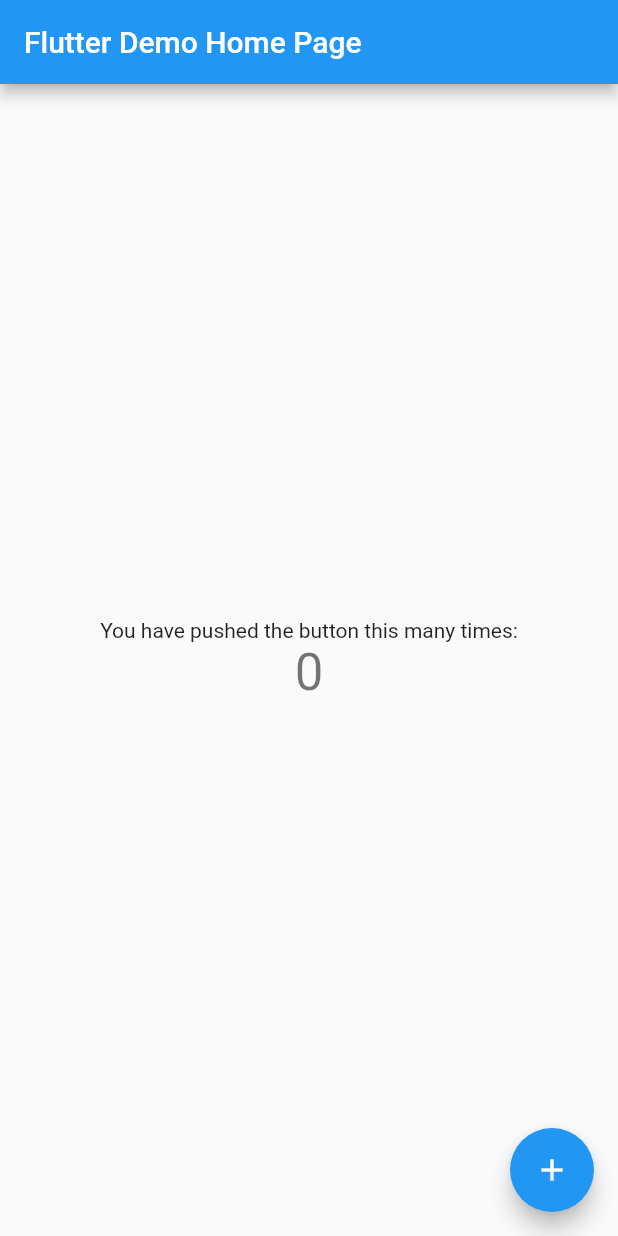
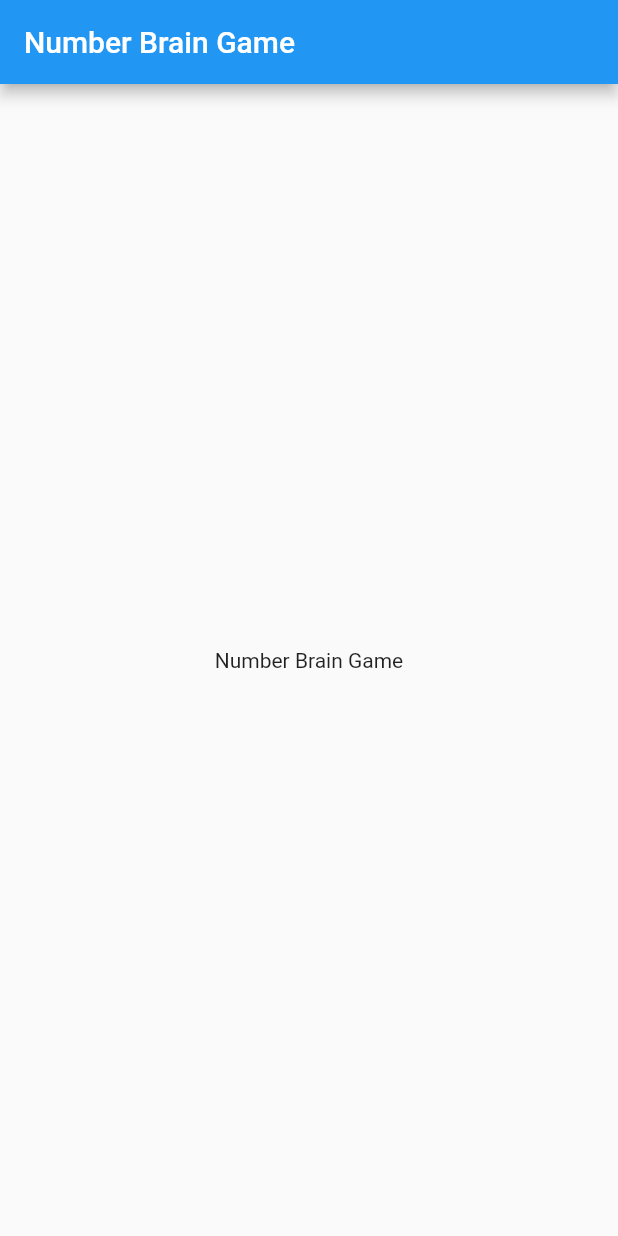
Before and after one commit to Franklin80/number-brain-flutter, a Flutter app: the screen it shows after launch, on a phone screen of 412 x 824 dp. Run offline on Flutter 3.47's test engine with Material 2 defaults, Android fonts, the phone set to English and light mode, and no system bars.

Commit message:
Reduced the app to the minimum

```diff
--- a/lib/main.dart
+++ b/lib/main.dart
@@ -1,117 +1,29 @@
 import 'package:flutter/material.dart';
 
-void main() {
-  runApp(MyApp());
-}
+void main() => runApp(NumberBrainApp());
 
-class MyApp extends StatelessWidget {
-  // This widget is the root of your application.
+class NumberBrainApp extends StatelessWidget {
   @override
   Widget build(BuildContext context) {
     return MaterialApp(
-      title: 'Flutter Demo',
-      theme: ThemeData(
-        // This is the theme of your application.
-        //
-        // Try running your application with "flutter run". You'll see the
-        // application has a blue toolbar. Then, without quitting the app, try
-        // changing the primarySwatch below to Colors.green and then invoke
-        // "hot reload" (press "r" in the console where you ran "flutter run",
-        // or simply save your changes to "hot reload" in a Flutter IDE).
-        // Notice that the counter didn't reset back to zero; the application
-        // is not restarted.
-        primarySwatch: Colors.blue,
-        // This makes the visual density adapt to the platform that you run
-        // the app on. For desktop platforms, the controls will be smaller and
-        // closer together (more dense) than on mobile platforms.
-        visualDensity: VisualDensity.adaptivePlatformDensity,
-      ),
-      home: MyHomePage(title: 'Flutter Demo Home Page'),
+      title: 'NumberBrain',
+      home: StartPage(),
     );
   }
 }
 
-class MyHomePage extends StatefulWidget {
-  MyHomePage({Key key, this.title}) : super(key: key);
-
-  // This widget is the home page of your application. It is stateful, meaning
-  // that it has a State object (defined below) that contains fields that affect
-  // how it looks.
-
-  // This class is the configuration for the state. It holds the values (in this
-  // case the title) provided by the parent (in this case the App widget) and
-  // used by the build method of the State. Fields in a Widget subclass are
-  // always marked "final".
-
-  final String title;
-
-  @override
-  _MyHomePageState createState() => _MyHomePageState();
-}
-
-class _MyHomePageState extends State<MyHomePage> {
-  int _counter = 0;
-
-  void _incrementCounter() {
-    setState(() {
-      // This call to setState tells the Flutter framework that something has
-      // changed in this State, which causes it to rerun the build method below
-      // so that the display can reflect the updated values. If we changed
-      // _counter without calling setState(), then the build method would not be
-      // called again, and so nothing would appear to happen.
-      _counter++;
-    });
-  }
-
+class StartPage extends StatelessWidget {
   @override
   Widget build(BuildContext context) {
-    // This method is rerun every time setState is called, for instance as done
-    // by the _incrementCounter method above.
-    //
-    // The Flutter framework has been optimized to make rerunning build methods
-    // fast, so that you can just rebuild anything that needs updating rather
-    // than having to individually change instances of widgets.
     return Scaffold(
       appBar: AppBar(
-        // Here we take the value from the MyHomePage object that was created by
-        // the App.build method, and use it to set our appbar title.
-        title: Text(widget.title),
+        title: Text(
+          'Number Brain Game',
+        ),
       ),
       body: Center(
-        // Center is a layout widget. It takes a single child and positions it
-        // in the middle of the parent.
-        child: Column(
-          // Column is also a layout widget. It takes a list of children and
-          // arranges them vertically. By default, it sizes itself to fit its
-          // children horizontally, and tries to be as tall as its parent.
-          //
-          // Invoke "debug painting" (press "p" in the console, choose the
-          // "Toggle Debug Paint" action from the Flutter Inspector in Android
-          // Studio, or the "Toggle Debug Paint" command in Visual Studio Code)
-          // to see the wireframe for each widget.
-          //
-          // Column has various properties to control how it sizes itself and
-          // how it positions its children. Here we use mainAxisAlignment to
-          // center the children vertically; the main axis here is the vertical
-          // axis because Columns are vertical (the cross axis would be
-          // horizontal).
-          mainAxisAlignment: MainAxisAlignment.center,
-          children: <Widget>[
-            Text(
-              'You have pushed the button this many times:',
-            ),
-            Text(
-              '$_counter',
-              style: Theme.of(context).textTheme.headline4,
-            ),
-          ],
-        ),
+        child: Text('Number Brain Game'),
       ),
-      floatingActionButton: FloatingActionButton(
-        onPressed: _incrementCounter,
-        tooltip: 'Increment',
-        child: Icon(Icons.add),
-      ), // This trailing comma makes auto-formatting nicer for build methods.
     );
   }
 }
```
Also changed, not shown: 2 other files.
